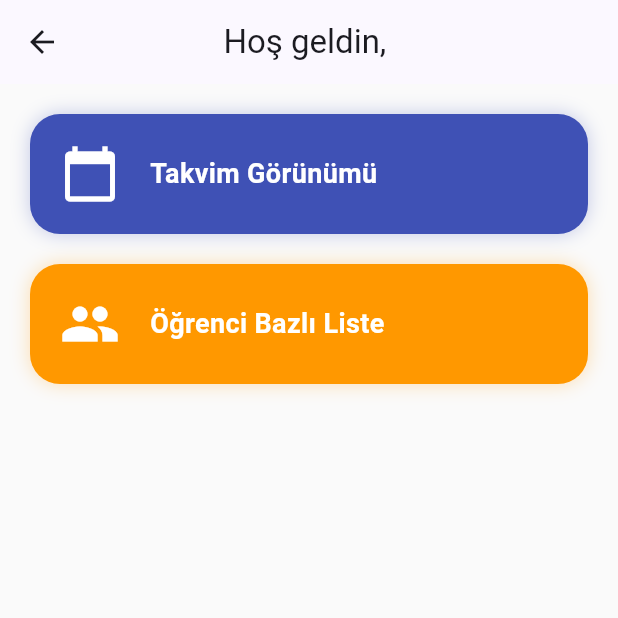
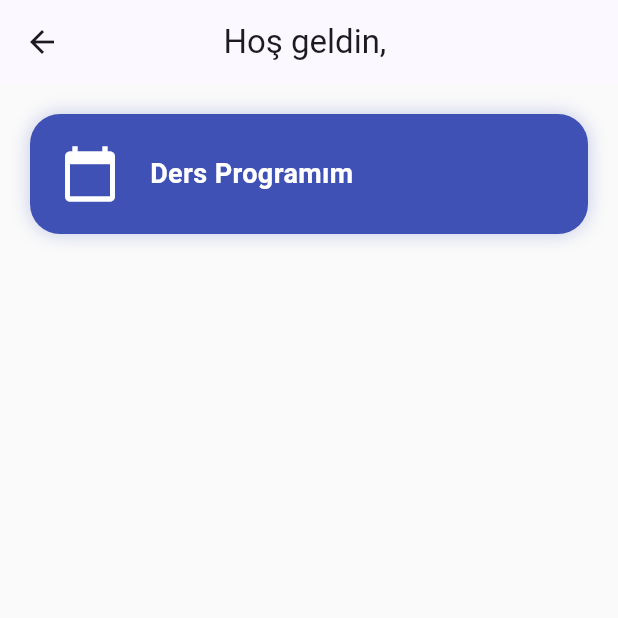
Before and after one commit to Burak09-35/ozeldersbackend, a Flutter app: the AnaMenu screen opened by its route, on a phone screen of 412 x 824 dp, the top half of it. Run offline on Flutter 3.47's test engine with Material 3 defaults, Android fonts, the phone set to English and light mode, and no system bars; our stand-ins replace cloud_firestore, firebase_auth, shared_preferences, table_calendar; accounts and stored records are empty; network calls fail.

Commit message:
Yeni kommit 19 mart

```diff
--- a/IdeaProjectsFastAPI/lib/ana_menu.dart
+++ b/IdeaProjectsFastAPI/lib/ana_menu.dart
@@ -2,7 +2,10 @@ import 'package:flutter/material.dart';
 import 'package:provider/provider.dart';
 import 'package:shared_preferences/shared_preferences.dart';
 import 'ders_provider.dart';
-import 'ozel_ders_takvimi.dart';
+
+// Taze böldüğümüz ve ismini güncellediğimiz sayfaları içe aktarıyoruz
+import 'ogretmen_takvimi.dart';
+import 'ogrenci_takvimi.dart';
 import 'ogrenci_listesi_sayfasi.dart';
 
 class AnaMenu extends StatefulWidget {
@@ -14,6 +17,7 @@ class AnaMenu extends StatefulWidget {
 
 class _AnaMenuState extends State<AnaMenu> {
   String userName = "";
+  String userRole = "öğrenci"; // Güvenlik için varsayılan rol öğrenci
 
   @override
   void initState() {
@@ -24,7 +28,7 @@ class _AnaMenuState extends State<AnaMenu> {
       Provider.of<DersProvider>(context, listen: false).dersleriYukle();
     });
 
-    // 2. Kullanıcının adını Shared Preferences'tan alıp ekrana yazdıralım
+    // 2. Kullanıcının adını ve rolünü Shared Preferences'tan alalım
     _kullaniciBilgileriniGetir();
   }
 
@@ -32,24 +36,51 @@ class _AnaMenuState extends State<AnaMenu> {
     final prefs = await SharedPreferences.getInstance();
     setState(() {
       userName = prefs.getString('user_name') ?? "Kullanıcı";
+      // Rol bilgisini hafızadan çekiyoruz, kayıt ekranında bunu set etmemiz gerekecek
+      userRole = prefs.getString('user_role') ?? "öğrenci";
     });
   }
 
   @override
   Widget build(BuildContext context) {
+
+    // --- KAVŞAK MANTIĞI (ROUTER) ---
+    // Kullanıcının rolüne göre gideceği takvim sayfasını önceden belirliyoruz.
+    Widget gidecegiTakvimSayfasi = (userRole == "öğretmen")
+        ? const OgretmenTakvimi()
+        : const OgrenciTakvimi();
+
     return Scaffold(
       backgroundColor: Colors.grey[50],
       appBar: AppBar(
-        title: Text("Hoş geldin, $userName"), // Artık ismin burada görünecek!
+        title: Text("Hoş geldin, $userName"),
         centerTitle: true,
       ),
       body: Padding(
         padding: const EdgeInsets.all(20.0),
         child: Column(
           children: [
-            _menuButon(context, "Takvim Görünümü", Icons.calendar_today, Colors.indigo, OzelDersTakvimi()),
+            // 1. TAKVİM BUTONU (Herkes görür ama herkes farklı yere gider)
+            _menuButon(
+                context,
+                "Ders Programım",
+                Icons.calendar_today,
+                Colors.indigo,
+                gidecegiTakvimSayfasi // Kavşak değişkenimizi buraya verdik
+            ),
+
             const SizedBox(height: 20),
-            _menuButon(context, "Öğrenci Bazlı Liste", Icons.people, Colors.orange, const OgrenciListesiSayfasi()),
+
+            // 2. ÖĞRENCİ LİSTESİ BUTONU (Sadece Öğretmenler Görür)
+            // Dart dilindeki bu efsanevi 'if' kullanımı sayesinde widget'ı tamamen gizliyoruz
+            if (userRole == "öğretmen")
+              _menuButon(
+                  context,
+                  "Öğrencilerim",
+                  Icons.people,
+                  Colors.orange,
+                  const OgrenciListesiSayfasi()
+              ),
           ],
         ),
       ),
--- a/IdeaProjectsFastAPI/lib/ozel_ders_takvimi.dart
+++ b/IdeaProjectsFastAPI/lib/ogretmen_takvimi.dart
@@ -4,12 +4,12 @@ import 'package:provider/provider.dart';
 import 'ders_provider.dart';
 import 'ders_detay_sayfasi.dart';
 
-class OzelDersTakvimi extends StatefulWidget {
+class OgretmenTakvimi extends StatefulWidget {
   @override
   _OzelDersTakvimiState createState() => _OzelDersTakvimiState();
 }
 
-class _OzelDersTakvimiState extends State<OzelDersTakvimi> {
+class _OzelDersTakvimiState extends State<OgretmenTakvimi> {
   CalendarFormat _calendarFormat = CalendarFormat.month;
   DateTime _focusedDay = DateTime.now();
   DateTime? _selectedDay;
```
Also changed, not shown: IdeaProjectsFastAPI/lib/ogrenci_takvimi.dart (added, +85 -0 lines).
